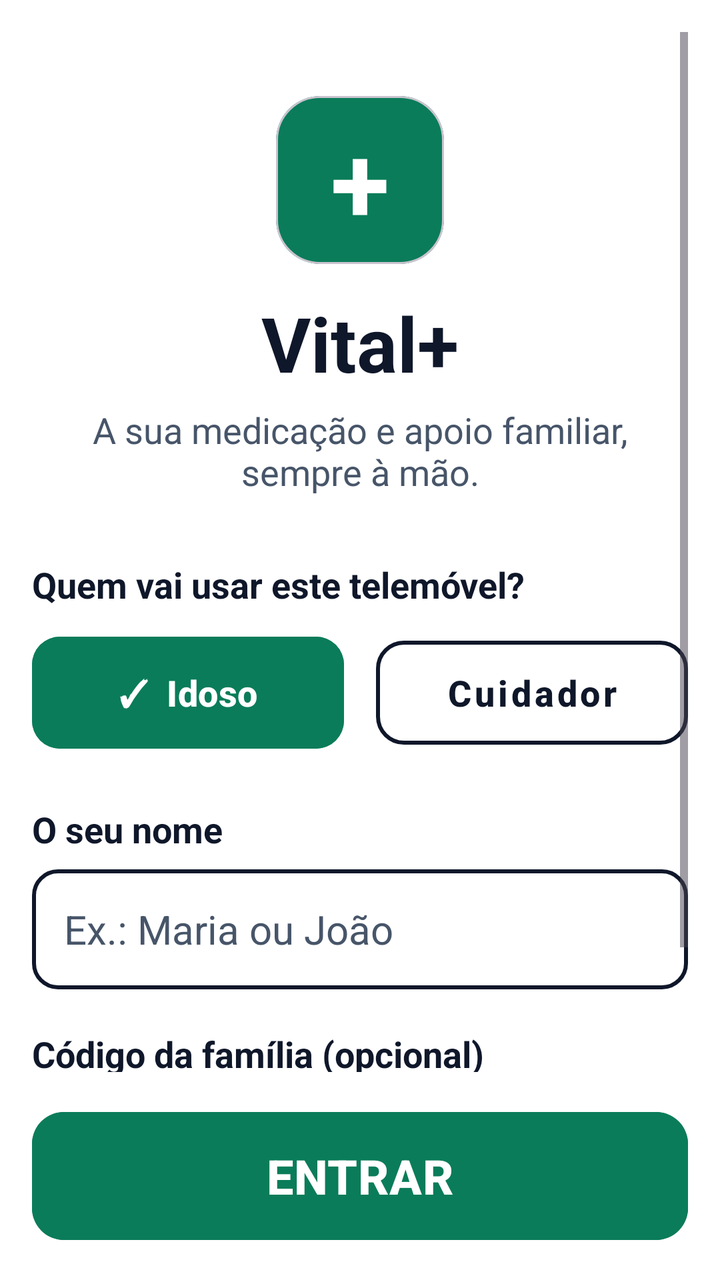
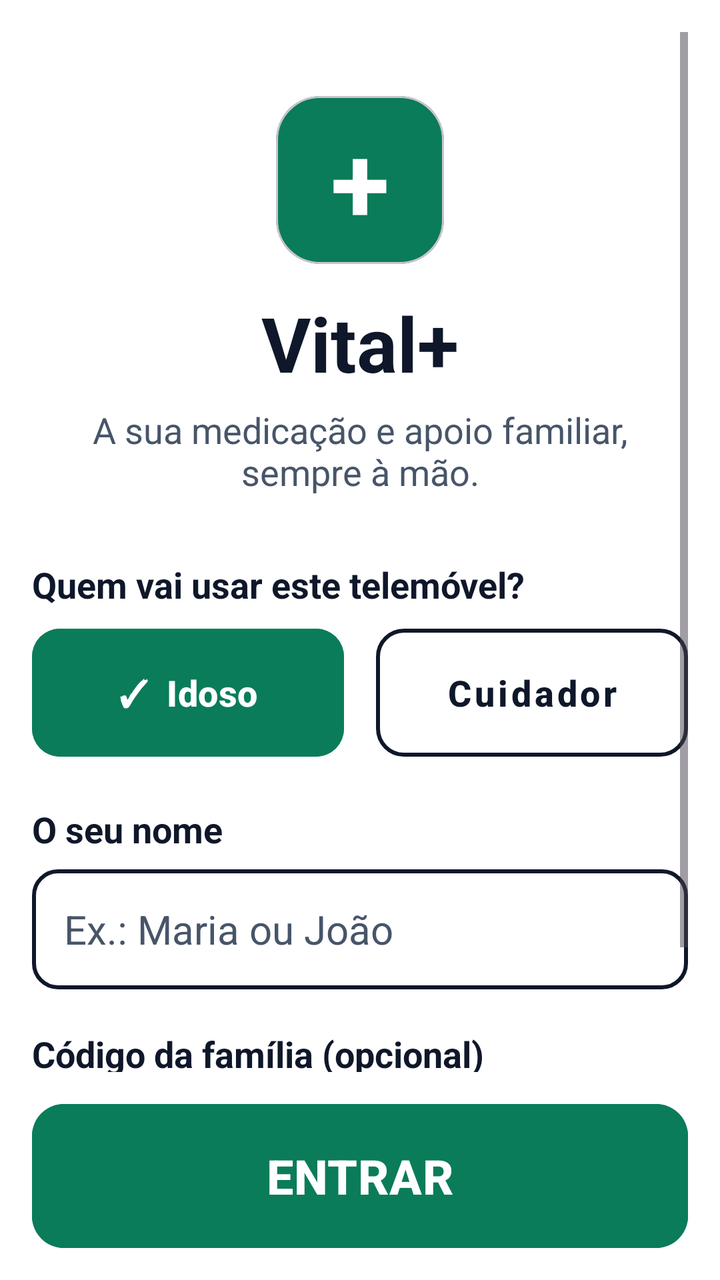

Before-and-after screenshots of an Android layout around one commit, followed by the original layout XML and the change that was made.
<!-- AndroidManifest.xml: application theme Theme.Vital -->
<!-- res/layout/activity_entrada.xml -->
<?xml version="1.0" encoding="utf-8"?>
<androidx.constraintlayout.widget.ConstraintLayout
    xmlns:android="http://schemas.android.com/apk/res/android"
    xmlns:app="http://schemas.android.com/apk/res-auto"
    android:layout_width="match_parent"
    android:layout_height="match_parent"
    android:background="@color/white"
    android:padding="@dimen/margin_standard">

    <ScrollView
        android:id="@+id/scrollEntrada"
        android:layout_width="0dp"
        android:layout_height="0dp"
        android:layout_marginBottom="16dp"
        android:fillViewport="true"
        app:layout_constraintBottom_toTopOf="@+id/btnEntrarApp"
        app:layout_constraintEnd_toEndOf="parent"
        app:layout_constraintStart_toStartOf="parent"
        app:layout_constraintTop_toTopOf="parent">

        <LinearLayout
            android:layout_width="match_parent"
            android:layout_height="wrap_content"
            android:gravity="center_horizontal"
            android:orientation="vertical"
            android:paddingTop="32dp">

            
            <com.google.android.material.card.MaterialCardView
                android:layout_width="84dp"
                android:layout_height="84dp"
                app:cardBackgroundColor="@color/vital_green"
                app:cardCornerRadius="22dp"
                app:cardElevation="0dp">

                <TextView
                    android:layout_width="match_parent"
                    android:layout_height="match_parent"
                    android:gravity="center"
                    android:text="+"
                    android:textColor="@color/white"
                    android:textSize="54sp"
                    android:textStyle="bold" />
            </com.google.android.material.card.MaterialCardView>

            <TextView
                android:layout_width="wrap_content"
                android:layout_height="wrap_content"
                android:layout_marginTop="14dp"
                android:text="Vital+"
                android:textColor="@color/vital_navy"
                android:textSize="38sp"
                android:textStyle="bold" />

            <TextView
                android:layout_width="match_parent"
                android:layout_height="wrap_content"
                android:layout_marginTop="6dp"
                android:gravity="center"
                android:text="A sua medicação e apoio familiar,\nsempre à mão."
                android:textColor="@color/vital_gray"
                android:textSize="18sp" />

            
            <TextView
                android:layout_width="match_parent"
                android:layout_height="wrap_content"
                android:layout_marginTop="32dp"
                android:text="Quem vai usar este telemóvel?"
                android:textColor="@color/vital_navy"
                android:textSize="18sp"
                android:textStyle="bold" />

            <LinearLayout
                android:layout_width="match_parent"
                android:layout_height="wrap_content"
                android:layout_marginTop="10dp"
                android:orientation="horizontal">

                <com.google.android.material.button.MaterialButton
                    android:id="@+id/btnPerfilIdoso"
                    android:layout_width="0dp"
                    android:layout_height="64dp"
                    android:layout_marginEnd="8dp"
                    android:layout_weight="1"
                    android:backgroundTint="@color/vital_green"
                    android:text="✓  Idoso"
                    android:textAllCaps="false"
                    android:textColor="@color/white"
                    android:textSize="18sp"
                    android:textStyle="bold"
                    app:cornerRadius="14dp" />

                <com.google.android.material.button.MaterialButton
                    android:id="@+id/btnPerfilCuidador"
                    style="@style/Widget.MaterialComponents.Button.OutlinedButton"
                    android:layout_width="0dp"
                    android:layout_height="64dp"
                    android:layout_marginStart="8dp"
                    android:layout_weight="1"
                    android:text="Cuidador"
                    android:textAllCaps="false"
                    android:textColor="@color/vital_navy"
                    android:textSize="18sp"
                    android:textStyle="bold"
                    app:cornerRadius="14dp"
                    app:strokeColor="@color/vital_navy"
                    app:strokeWidth="2dp" />
            </LinearLayout>

            
            <TextView
                android:layout_width="match_parent"
                android:layout_height="wrap_content"
                android:layout_marginTop="24dp"
                android:text="O seu nome"
                android:textColor="@color/vital_navy"
                android:textSize="18sp"
                android:textStyle="bold" />

            <EditText
                android:id="@+id/etNomeUtilizador"
                android:layout_width="match_parent"
                android:layout_height="wrap_content"
                android:layout_marginTop="8dp"
                android:background="@drawable/bg_input_outline"
                android:hint="Ex.: Maria ou João"
                android:inputType="textPersonName|textCapWords"
                android:minHeight="60dp"
                android:paddingHorizontal="16dp"
                android:textColor="@color/vital_navy"
                android:textColorHint="@color/vital_gray"
                android:textSize="20sp" />

            
            <TextView
                android:layout_width="match_parent"
                android:layout_height="wrap_content"
                android:layout_marginTop="20dp"
                android:text="Código da família (opcional)"
                android:textColor="@color/vital_navy"
                android:textSize="18sp"
                android:textStyle="bold" />

            <EditText
                android:id="@+id/etCodigoFamilia"
                android:layout_width="match_parent"
                android:layout_height="wrap_content"
                android:layout_marginTop="8dp"
                android:background="@drawable/bg_input_outline"
                android:hint="Ex.: VITAL-2026"
                android:inputType="textCapCharacters"
                android:minHeight="60dp"
                android:paddingHorizontal="16dp"
                android:textColor="@color/vital_navy"
                android:textColorHint="@color/vital_gray"
                android:textSize="20sp" />

        </LinearLayout>
    </ScrollView>

    
    <com.google.android.material.button.MaterialButton
        android:id="@+id/btnEntrarApp"
        android:layout_width="0dp"
        android:layout_height="72dp"
        android:backgroundTint="@color/vital_green"
        android:text="ENTRAR"
        android:textColor="@color/white"
        android:textSize="24sp"
        android:textStyle="bold"
        app:cornerRadius="16dp"
        app:layout_constraintBottom_toBottomOf="parent"
        app:layout_constraintEnd_toEndOf="parent"
        app:layout_constraintStart_toStartOf="parent" />

</androidx.constraintlayout.widget.ConstraintLayout>
<!-- resources referenced by this layout -->
<resources>
  <color name="vital_gray">#475569</color>
  <color name="vital_green">#0A7C59</color>
  <color name="vital_navy">#0F172A</color>
  <color name="white">#FFFFFF</color>
  <dimen name="margin_standard">16dp</dimen>
  <!-- drawable bg_input_outline (drawable) -->
  <?xml version="1.0" encoding="utf-8"?>
  <shape xmlns:android="http://schemas.android.com/apk/res/android"
      android:shape="rectangle">
      <solid android:color="@color/white" />
      <corners android:radius="12dp" />
      <stroke
          android:width="2dp"
          android:color="@color/vital_navy" />
  </shape>
  <style name="Theme.Vital" parent="Base.Theme.Vital" />
  <style name="Base.Theme.Vital" parent="Theme.Material3.DayNight.NoActionBar">
          
          
      </style>
</resources>

<!-- the commit's change to res/layout/activity_entrada.xml (unified diff, before → after) -->
@@ -80,6 +80,8 @@
                 <com.google.android.material.button.MaterialButton
                     android:id="@+id/btnPerfilIdoso"
                     android:layout_width="0dp"
+                    android:insetTop="0dp"
+                    android:insetBottom="0dp"
                     android:layout_height="64dp"
                     android:layout_marginEnd="8dp"
                     android:layout_weight="1"
@@ -95,6 +97,8 @@
                     android:id="@+id/btnPerfilCuidador"
                     style="@style/Widget.MaterialComponents.Button.OutlinedButton"
                     android:layout_width="0dp"
+                    android:insetTop="0dp"
+                    android:insetBottom="0dp"
                     android:layout_height="64dp"
                     android:layout_marginStart="8dp"
                     android:layout_weight="1"
@@ -163,6 +167,8 @@
     <com.google.android.material.button.MaterialButton
         android:id="@+id/btnEntrarApp"
         android:layout_width="0dp"
+        android:insetTop="0dp"
+        android:insetBottom="0dp"
         android:layout_height="72dp"
         android:backgroundTint="@color/vital_green"
         android:text="ENTRAR"
